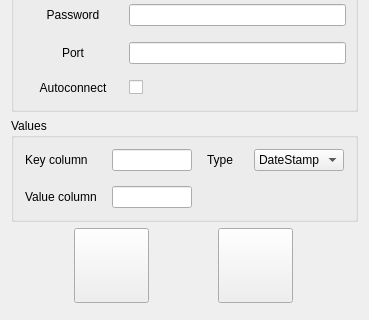
Old version of the form view_Settings/dbsettingswdgt.ui in the repository SundaySW/SALogViewer; both pictures show x 0 to 369 and y 246 to 566 of the 369 by 650 pixel window.
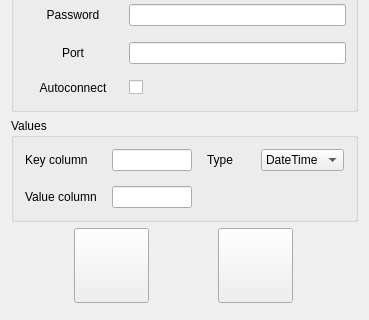
New version of the form. Icons and pictures are not drawn.

```diff
--- a/view_Settings/dbsettingswdgt.ui
+++ b/view_Settings/dbsettingswdgt.ui
@@ -427,20 +427,23 @@
             <item>
              <widget class="QComboBox" name="XColumnType">
               <property name="sizePolicy">
-               <sizepolicy hsizetype="Maximum" vsizetype="Fixed">
+               <sizepolicy hsizetype="Minimum" vsizetype="Minimum">
                 <horstretch>0</horstretch>
                 <verstretch>0</verstretch>
                </sizepolicy>
               </property>
               <property name="maximumSize">
                <size>
-                <width>90</width>
+                <width>120</width>
                 <height>16777215</height>
                </size>
               </property>
               <property name="styleSheet">
                <string notr="true"/>
               </property>
+              <property name="currentIndex">
+               <number>0</number>
+              </property>
               <property name="iconSize">
                <size>
                 <width>20</width>
@@ -449,7 +452,7 @@
               </property>
               <item>
                <property name="text">
-                <string>DateStamp</string>
+                <string>DateTime</string>
                </property>
                <property name="icon">
                 <iconset>
```
Left out of the diff: 23 changed lines with no effect on the pictures.
